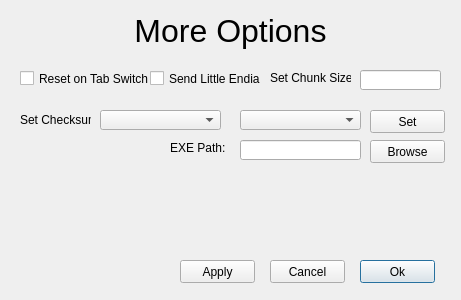
Old version of the form src/gui-more-options.ui in the repository Donn13Darko/uC_Interfacer.
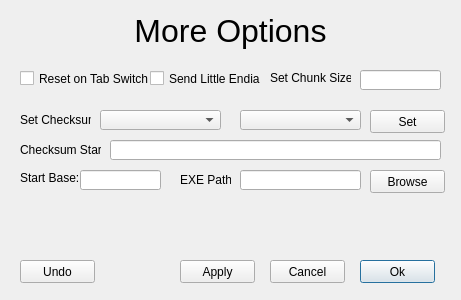
New version of the form.

Commit message: Updates to more options, config file parsing moved to gui classes, and fixed issues with reset on fully reseting gui

Patch:
```diff
--- a/src/gui-more-options.ui
+++ b/src/gui-more-options.ui
@@ -181,7 +181,7 @@
    <property name="geometry">
     <rect>
      <x>240</x>
-     <y>140</y>
+     <y>170</y>
      <width>121</width>
      <height>20</height>
     </rect>
@@ -191,7 +191,7 @@
    <property name="geometry">
     <rect>
      <x>370</x>
-     <y>140</y>
+     <y>170</y>
      <width>75</width>
      <height>23</height>
     </rect>
@@ -206,14 +206,76 @@
   <widget class="QLabel" name="ChecksumEXE_Label">
    <property name="geometry">
     <rect>
-     <x>170</x>
+     <x>180</x>
+     <y>170</y>
+     <width>51</width>
+     <height>20</height>
+    </rect>
+   </property>
+   <property name="text">
+    <string>EXE Path:</string>
+   </property>
+  </widget>
+  <widget class="QPushButton" name="Undo_Button">
+   <property name="geometry">
+    <rect>
+     <x>20</x>
+     <y>260</y>
+     <width>75</width>
+     <height>23</height>
+    </rect>
+   </property>
+   <property name="text">
+    <string>Undo</string>
+   </property>
+   <property name="autoDefault">
+    <bool>false</bool>
+   </property>
+  </widget>
+  <widget class="QLabel" name="ChecksumStart_Label">
+   <property name="geometry">
+    <rect>
+     <x>20</x>
      <y>140</y>
+     <width>81</width>
+     <height>20</height>
+    </rect>
+   </property>
+   <property name="text">
+    <string>Checksum Start:</string>
+   </property>
+  </widget>
+  <widget class="QLineEdit" name="ChecksumStart_LineEdit">
+   <property name="geometry">
+    <rect>
+     <x>110</x>
+     <y>140</y>
+     <width>331</width>
+     <height>20</height>
+    </rect>
+   </property>
+  </widget>
+  <widget class="QLineEdit" name="ChecksumStartBase_LineEdit">
+   <property name="geometry">
+    <rect>
+     <x>80</x>
+     <y>170</y>
+     <width>81</width>
+     <height>20</height>
+    </rect>
+   </property>
+  </widget>
+  <widget class="QLabel" name="ChecksumStartBase_Label">
+   <property name="geometry">
+    <rect>
+     <x>20</x>
+     <y>170</y>
      <width>61</width>
      <height>16</height>
     </rect>
    </property>
    <property name="text">
-    <string>EXE Path:</string>
+    <string>Start Base:</string>
    </property>
   </widget>
  </widget>
```
The commit also changes 21 other files.
